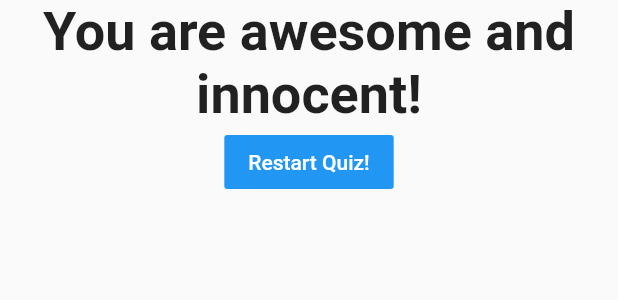
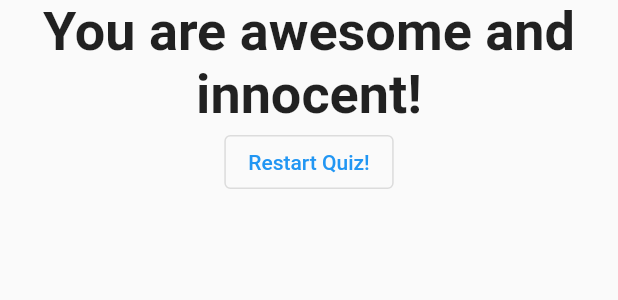
Before and after one commit to hsehastian/flutter_complete_guide, a Flutter app: the Result widget shown alone on an empty page, opened directly with empty values, on a phone screen of 412 x 824 dp. Shown: the top 300 px of the screen. Run offline on Flutter 3.47's test engine with Material 2 defaults, Android fonts, the phone set to English and light mode, and no system bars.

Commit message:
update deprecated button

```diff
--- a/lib/answer.dart
+++ b/lib/answer.dart
@@ -10,9 +10,9 @@ class Answer extends StatelessWidget {
   Widget build(BuildContext context) {
     return Container(
       width: double.infinity,
-      child: RaisedButton(
-        color: Colors.blue,
-        textColor: Colors.white,
+      child: ElevatedButton(
+        style: ElevatedButton.styleFrom(
+            primary: Colors.blue, onPrimary: Colors.white),
         child: Text(answerText),
         onPressed: selectHandler,
       ),
--- a/lib/result.dart
+++ b/lib/result.dart
@@ -31,11 +31,10 @@ class Result extends StatelessWidget {
             style: TextStyle(fontSize: 36, fontWeight: FontWeight.bold),
             textAlign: TextAlign.center,
           ),
-          FlatButton(
+          OutlinedButton(
             onPressed: resetHandler,
             child: Text('Restart Quiz!'),
-            color: Colors.blue,
-            textColor: Colors.white,
+            style: OutlinedButton.styleFrom(primary: Colors.blue),
           )
         ],
       ),
```
